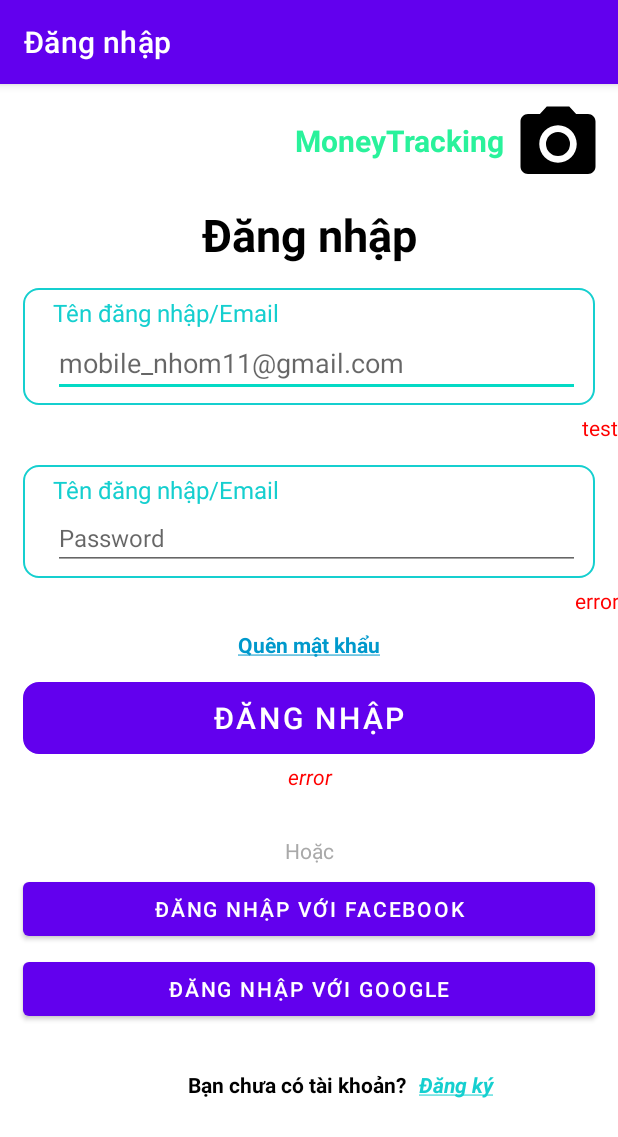
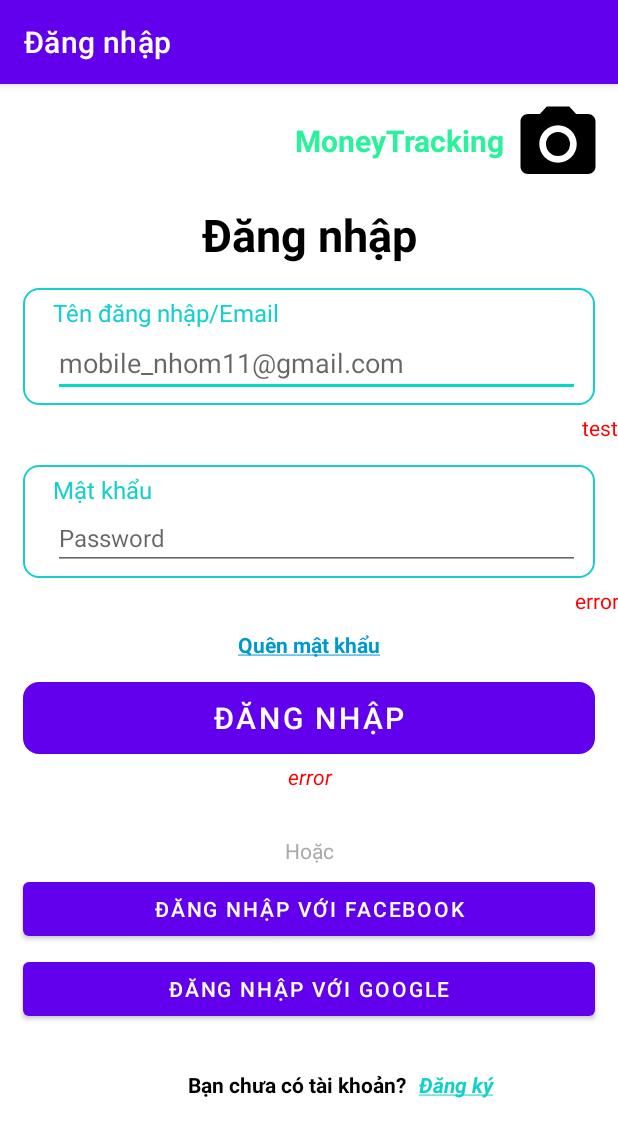
Before and after one commit to VoKy0/financial-management, an Android app: the screen it shows after launch (LoginActivity), on a phone screen of 412 x 824 dp. Shown: the top 1137 px of the screen. Run offline under Robolectric (Android 15) with nearby library versions, the phone set to English and light mode, and no system bars.

Commit message:
- Thêm và chỉnh sửa một số ham theo db mới - Chưa làm lại hàm kiểm tra email, account theo db mới - Chưa làm xong chức năng thông báo lỗi khi nhập sai thông tin. - Chưa xử lý 2 nút đăng nhập bằng fb + gg - Thực hiện chuyển hướng về trang signup - Thực hiện chuyển hướng về trang forgot_password - Thêm activity forgotpassword

```diff
--- a/app/src/main/res/layout/activity_login.xml
+++ b/app/src/main/res/layout/activity_login.xml
@@ -1,11 +1,18 @@
 <?xml version="1.0" encoding="utf-8"?>
-<androidx.constraintlayout.widget.ConstraintLayout xmlns:android="http://schemas.android.com/apk/res/android"
+
+<ScrollView
+    xmlns:android="http://schemas.android.com/apk/res/android"
     xmlns:app="http://schemas.android.com/apk/res-auto"
     xmlns:tools="http://schemas.android.com/tools"
-    android:id="@+id/main"
     android:layout_width="match_parent"
     android:layout_height="match_parent"
+    android:scrollbars="vertical"
     tools:context=".activities.LoginActivity">
+
+    <androidx.constraintlayout.widget.ConstraintLayout
+        android:layout_width="match_parent"
+        android:layout_height="match_parent"
+        android:id="@+id/main">
 
         <TextView
             android:id="@+id/logo_text"
@@ -116,7 +123,7 @@
                 android:layout_marginTop="5dp"
                 android:layout_marginRight="10dp"
                 android:layout_marginLeft="20dp"
-            android:text="Tên đăng nhập/Email"
+                android:text="Mật khẩu"
                 android:textSize="16dp"
                 android:textColor="#15CFCF"/>
 
@@ -159,6 +166,7 @@
             android:text="@string/forgot_password"
             android:textAlignment="center"
             android:textColor="@android:color/holo_blue_dark"
+            android:onClick="navigateToForgotPassword"
             app:layout_constraintTop_toBottomOf="@+id/error_password"
             app:layout_constraintEnd_toEndOf="parent"
             app:layout_constraintStart_toStartOf="parent"/>
@@ -262,7 +270,10 @@
                 android:textAlignment="textStart"
                 android:clickable="true"
                 android:focusable="true"
+                android:onClick="navigateToSignup"
                 />
         </LinearLayout>
 
     </androidx.constraintlayout.widget.ConstraintLayout>
+
+</ScrollView>
```
Also changed, not shown: app/src/main/AndroidManifest.xml (+7 -4 lines), app/src/main/java/com/example/financial_management_app/activities/ForgotPasswordActivity.java (added, +16 -0 lines), app/src/main/java/com/example/financial_management_app/activities/LoginActivity.java (+9 -2 lines), app/src/main/java/com/example/financial_management_app/models/Account.java (+23 -8 lines), app/src/main/res/layout/activity_forgot_password.xml (added, +10 -0 lines). Lines whose indentation alone changed are shown as unchanged.
